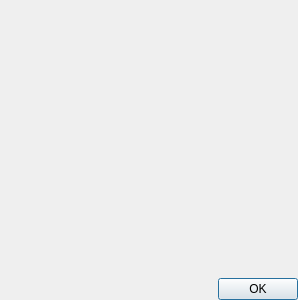
First picture: the form in gui/quickviewitemconfig.ui, repository metrodango/pip3line, before the edit.
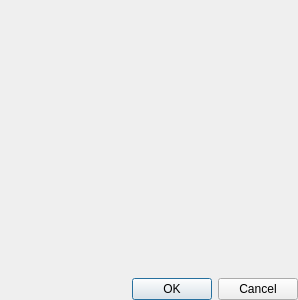
Second picture: the form after the edit.

```diff
--- a/gui/quickviewitemconfig.ui
+++ b/gui/quickviewitemconfig.ui
@@ -47,7 +47,7 @@
       <enum>Qt::Horizontal</enum>
      </property>
      <property name="standardButtons">
-      <set>QDialogButtonBox::Ok</set>
+      <set>QDialogButtonBox::Cancel|QDialogButtonBox::Ok</set>
      </property>
     </widget>
    </item>
```
